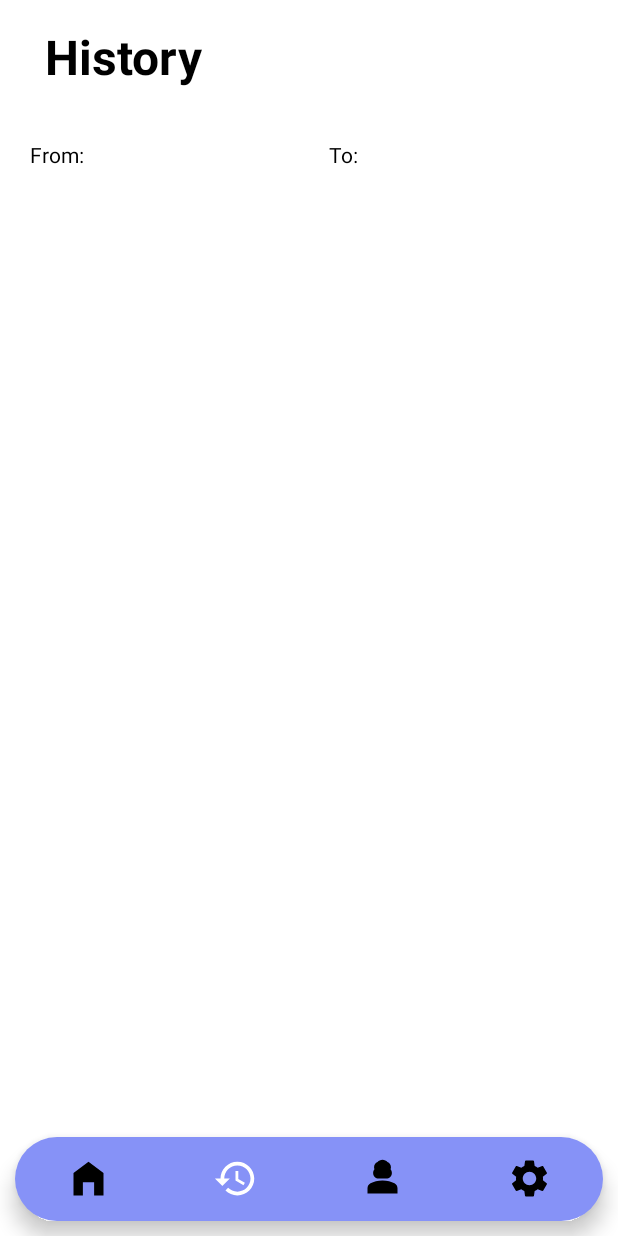
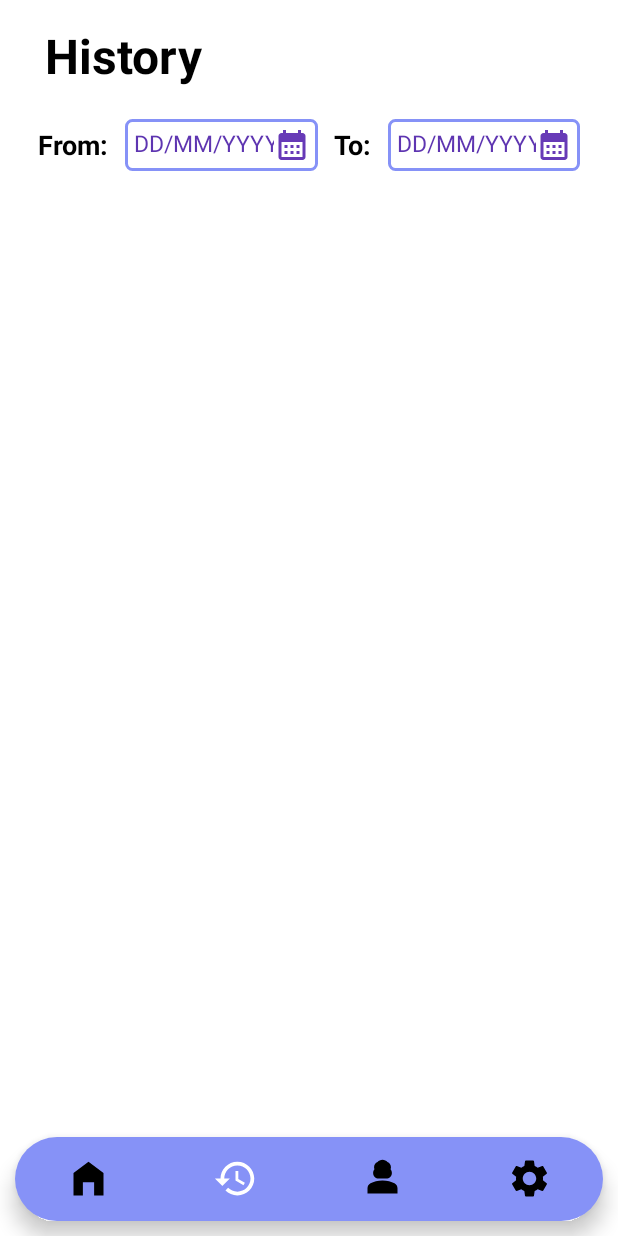
Before and after one commit to HuuLoc0212/TimeKeeping, an Android app built with Jetpack Compose: the screen it shows after launch (MainActivity), item 2 of the bottom bar chosen, on a phone screen of 412 x 824 dp. Run offline under Robolectric (Android 15) with nearby library versions, the phone set to English and light mode, and no system bars.

Commit message:
History fragment

```diff
--- /dev/null
+++ b/app/src/main/res/drawable/baseline_calendar_month_24.xml
@@ -0,0 +1,6 @@
+<vector xmlns:android="http://schemas.android.com/apk/res/android" android:height="24dp" android:tint="@color/my_secondary" android:viewportHeight="24" android:viewportWidth="24" android:width="24dp">
+
+    <path android:fillColor="@color/my_secondary"
+        android:pathData="M19,4h-1V2h-2v2H8V2H6v2H5C3.89,4 3.01,4.9 3.01,6L3,20c0,1.1 0.89,2 2,2h14c1.1,0 2,-0.9 2,-2V6C21,4.9 20.1,4 19,4zM19,20H5V10h14V20zM9,14H7v-2h2V14zM13,14h-2v-2h2V14zM17,14h-2v-2h2V14zM9,18H7v-2h2V18zM13,18h-2v-2h2V18zM17,18h-2v-2h2V18z"/>
+
+</vector>
--- /dev/null
+++ b/app/src/main/res/drawable/boder_list_item.xml
@@ -0,0 +1,8 @@
+<?xml version="1.0" encoding="utf-8"?>
+<shape xmlns:android="http://schemas.android.com/apk/res/android">
+    <solid android:color="@color/white"/>
+    <stroke
+        android:width="2dp"
+        android:color="@color/black"/>
+    <corners android:radius="4dp"/>
+</shape>
--- /dev/null
+++ b/app/src/main/res/drawable/border_edit_text.xml
@@ -0,0 +1,8 @@
+<?xml version="1.0" encoding="utf-8"?>
+<shape xmlns:android="http://schemas.android.com/apk/res/android">
+    <solid android:color="@color/white"/>
+    <stroke
+        android:width="2dp"
+        android:color="@color/lavender"/>
+    <corners android:radius="4dp"/>
+</shape>
--- /dev/null
+++ b/app/src/main/res/drawable/ic_logout_24.xml
@@ -0,0 +1,5 @@
+<vector xmlns:android="http://schemas.android.com/apk/res/android" android:autoMirrored="true" android:height="24dp" android:tint="#000000" android:viewportHeight="24" android:viewportWidth="24" android:width="24dp">
+
+    <path android:fillColor="@android:color/white" android:pathData="M17,7l-1.41,1.41L18.17,11H8v2h10.17l-2.58,2.58L17,17l5,-5zM4,5h8V3H4c-1.1,0 -2,0.9 -2,2v14c0,1.1 0.9,2 2,2h8v-2H4V5z"/>
+
+</vector>
--- /dev/null
+++ b/app/src/main/res/drawable/late_button.xml
@@ -0,0 +1,8 @@
+<?xml version="1.0" encoding="utf-8"?>
+<shape xmlns:android="http://schemas.android.com/apk/res/android"
+    android:shape="rectangle">
+
+    <solid android:color="@color/red"/>
+    <corners android:radius="20dp"/>
+
+</shape>
--- /dev/null
+++ b/app/src/main/res/drawable/on_time_button.xml
@@ -0,0 +1,8 @@
+<?xml version="1.0" encoding="utf-8"?>
+<shape xmlns:android="http://schemas.android.com/apk/res/android"
+    android:shape="rectangle">
+
+    <solid android:color="@color/green"/>
+    <corners android:radius="20dp"/>
+
+</shape>
--- a/app/src/main/res/layout/fragment_history.xml
+++ b/app/src/main/res/layout/fragment_history.xml
@@ -9,10 +9,10 @@
 
     <TextView
         android:layout_width="match_parent"
-        android:layout_height="match_parent"
-        android:layout_weight="10"
+        android:layout_height="wrap_content"
         android:gravity="center_vertical"
         android:paddingStart="30dp"
+        android:paddingVertical="15dp"
         android:text="History"
         android:textColor="@color/black"
         android:textStyle="bold"
@@ -22,40 +22,68 @@
         android:layout_height="match_parent"
         android:layout_weight="1"
         android:orientation="vertical"
+        android:paddingHorizontal="20dp"
         android:paddingBottom="70dp">
         <LinearLayout
             android:layout_width="match_parent"
             android:layout_height="wrap_content"
             android:orientation="horizontal"
-            android:paddingHorizontal="20dp">
+            android:layout_marginBottom="20dp"
+            >
             <TextView
+                android:layout_marginHorizontal="5dp"
                 android:layout_width="wrap_content"
                 android:layout_height="wrap_content"
                 android:layout_gravity="center_vertical"
-                android:text="From:"
+                android:textSize="18sp"
+                android:textStyle="bold"
                 android:textColor="@color/black"
-                android:layout_marginEnd="10dp"/>
+                android:text="From:"/>
                 <EditText
                     android:layout_width="match_parent"
                     android:layout_height="wrap_content"
+                    android:layout_marginHorizontal="10dp"
+                    android:textColor="@color/black"
+                    android:textSize="15sp"
+                    android:textColorHint="@color/my_primary"
+                    android:hint="DD/MM/YYYY"
+                    android:padding="5dp"
+                    android:background="@drawable/border_edit_text"
+                    android:gravity="center_horizontal"
+                    android:drawableEnd="@drawable/baseline_calendar_month_24"
                     android:layout_weight="1"
                     android:layout_margin="5dp"
                     android:inputType="date"/>
             <TextView
+                android:layout_marginHorizontal="5dp"
                 android:layout_width="wrap_content"
                 android:layout_height="wrap_content"
+                android:textSize="18sp"
+                android:textStyle="bold"
                 android:layout_gravity="center_vertical"
-                android:text="To:"
                 android:textColor="@color/black"
-                android:layout_marginHorizontal="10dp"/>
+                android:text="To:"/>
             <EditText
                 android:layout_width="match_parent"
                 android:layout_height="wrap_content"
+                android:layout_marginHorizontal="10dp"
+                android:textColor="@color/black"
+                android:background="@drawable/border_edit_text"
+                android:hint="DD/MM/YYYY"
+                android:textSize="15sp"
+                android:padding="5dp"
+                android:gravity="center_horizontal"
+                android:textColorHint="@color/my_primary"
+                android:drawableEnd="@drawable/baseline_calendar_month_24"
                 android:layout_weight="1"
                 android:layout_margin="5dp"
                 android:inputType="date"/>
         </LinearLayout>
+            <ListView
+                android:id="@+id/lstHis"
+                android:layout_width="match_parent"
+                android:layout_height="match_parent">
+            </ListView>
     </LinearLayout>
 
-
 </LinearLayout>
```
